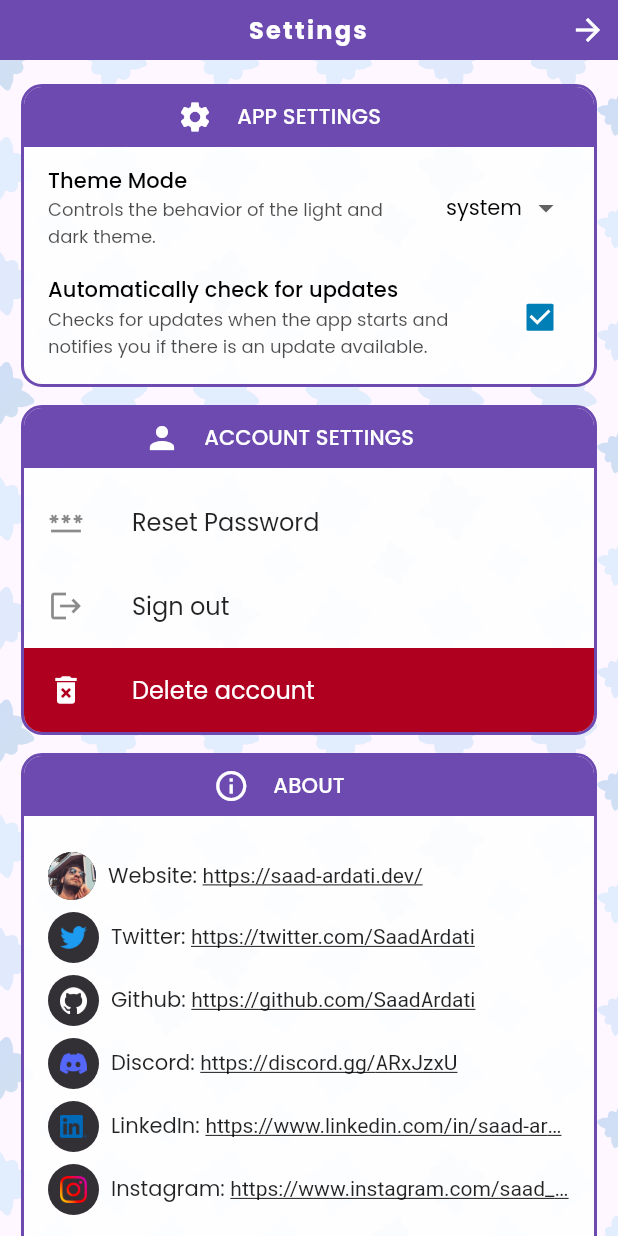
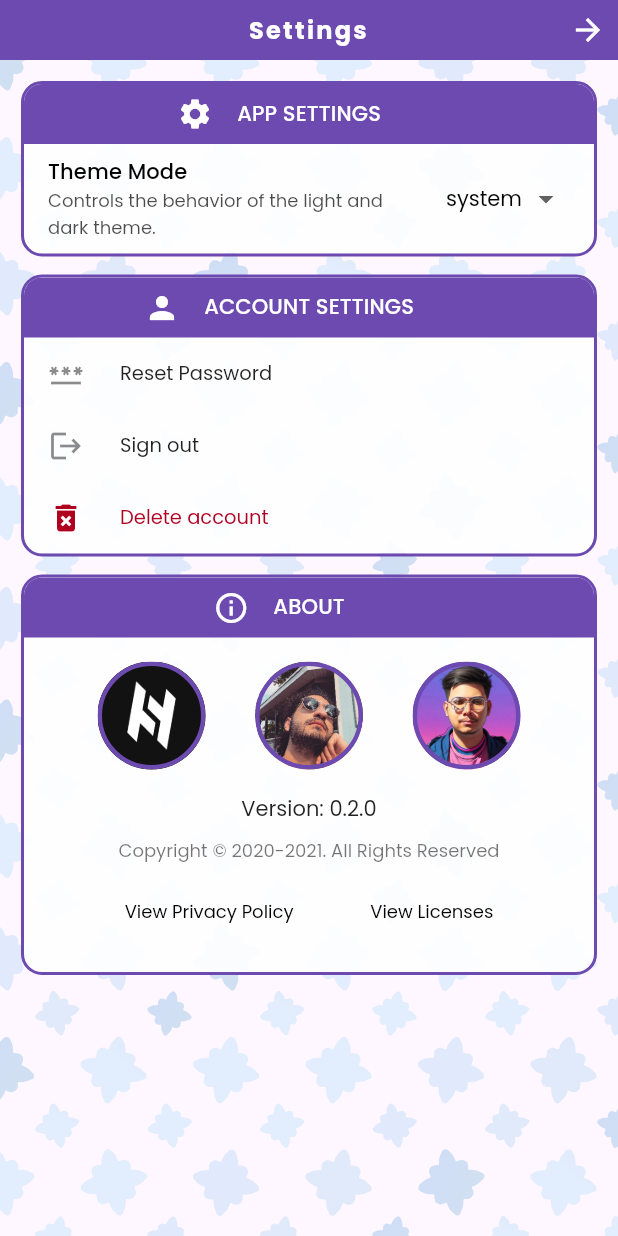
Before and after one commit to SaadArdati/PocketJenna, a Flutter app: the SettingsScreen screen opened by its route, on a phone screen of 412 x 824 dp. Run offline on Flutter 3.47's test engine with Material 2 defaults, Android fonts, the phone set to English and light mode, and no system bars; drawn by our look-alikes of flutter_animate; our stand-ins replace adaptive_theme, bubble, cloud_firestore, equatable, firebase_auth, firebase_core and 12 more; missing offline and left inert: bitsdojo_window, dart_openai, encrypted_shared_preferences, firedart, flutter_highlighter, highlighter and 5 more; accounts and stored records are empty; statements that could not run were skipped.

Commit message:
Only show version updates on windows. Update About section.

```diff
--- a/lib/screens/home_screen.dart
+++ b/lib/screens/home_screen.dart
@@ -7,6 +7,7 @@ import 'package:go_router/go_router.dart';
 import 'package:hive/hive.dart';
 import 'package:package_info_plus/package_info_plus.dart';
 import 'package:pub_semver/pub_semver.dart';
+import 'package:universal_io/io.dart';
 import 'package:url_launcher/url_launcher_string.dart';
 
 import '../constants.dart';
@@ -34,7 +35,7 @@ class _HomeScreenState extends State<HomeScreen> {
   void initState() {
     super.initState();
 
-    if (!kIsWeb) {
+    if (!kIsWeb && Platform.isWindows) {
       runUpdateCheck();
     }
   }
--- a/lib/screens/settings_screen.dart
+++ b/lib/screens/settings_screen.dart
@@ -1,11 +1,12 @@
 import 'package:adaptive_theme/adaptive_theme.dart';
 import 'package:flutter/cupertino.dart';
 import 'package:flutter/foundation.dart';
-import 'package:flutter/gestures.dart';
 import 'package:flutter/material.dart';
+import 'package:flutter_animate/flutter_animate.dart';
 import 'package:go_router/go_router.dart';
 import 'package:hive_flutter/adapters.dart';
 import 'package:package_info_plus/package_info_plus.dart';
+import 'package:universal_io/io.dart';
 import 'package:url_launcher/url_launcher_string.dart';
 
 import '../constants.dart';
@@ -48,24 +49,20 @@ class _SettingsScreenState extends State<SettingsScreen> {
           tooltip: MaterialLocalizations.of(context).backButtonTooltip,
         ),
       ],
-      extendBodyBehindAppBar: true,
       body: Builder(builder: (context) {
         return SizedBox.expand(
           child: Container(
             constraints: const BoxConstraints(maxWidth: 350),
             child: ListView(
-              padding: const EdgeInsets.symmetric(horizontal: 16),
+              padding: const EdgeInsets.all(16),
               children: [
-                SizedBox(
-                  height: (Scaffold.of(context).appBarMaxHeight ?? 48) + 16,
-                ),
                 const AppSettingsTile(),
                 const SizedBox(height: 16),
                 // const OpenAIKeyTile(),
                 // const SizedBox(height: 16),
                 const AccountSettingsTile(),
                 const SizedBox(height: 16),
-                buildInfoTile(context),
+                buildAboutTile(context),
                 const SizedBox(height: 32)
               ],
             ),
@@ -75,58 +72,41 @@ class _SettingsScreenState extends State<SettingsScreen> {
     );
   }
 
-  Widget buildInfoTile(BuildContext context) {
+  Widget buildAboutTile(BuildContext context) {
     return SettingsTile(
       title: 'About'.toUpperCase(),
       icon: const Icon(Icons.info_outlined),
+      padding: const EdgeInsets.all(16),
       child: Column(
         crossAxisAlignment: CrossAxisAlignment.stretch,
         children: [
+          Row(
+            mainAxisSize: MainAxisSize.min,
+            mainAxisAlignment: MainAxisAlignment.spaceEvenly,
+            children: const [
+              ContactCard(
+                asset: 'assets/hyperdesigned_banner.png',
+                name: 'Hyperdesigned',
+                url: 'https://hyperdesigned.dev/',
+              ),
+              ContactCard(
+                asset: 'assets/profile_256x.png',
+                name: 'Saad Ardati',
+                url: 'https://saad-ardati.dev/',
+              ),
+              ContactCard(
+                asset: 'assets/birju.png',
+                name: 'Birju Vachhani',
+                url: 'https://birju.dev/',
+              ),
+            ],
+          ),
           const SizedBox(height: 16),
           Padding(
-            padding: const EdgeInsets.symmetric(horizontal: 16),
+            padding: const EdgeInsets.symmetric(horizontal: 8),
             child: Column(
-              crossAxisAlignment: CrossAxisAlignment.start,
+              crossAxisAlignment: CrossAxisAlignment.stretch,
               children: [
-                buildContactTile(
-                  title: 'Website',
-                  icon: 'assets/profile_256x.png',
-                  url: 'https://saad-ardati.dev/',
-                  avatar: true,
-                ),
-                const SizedBox(height: 8),
-                buildContactTile(
-                  title: 'Twitter',
-                  icon: 'assets/twitter_256x.png',
-                  url: 'https://twitter.com/SaadArdati',
-                ),
-                const SizedBox(height: 8),
-                buildContactTile(
-                  title: 'Github',
-                  icon: Theme.of(context).brightness == Brightness.dark
-                      ? 'assets/github_dark_256x.png'
-                      : 'assets/github_light_256x.png',
-                  url: 'https://github.com/SaadArdati',
-                ),
-                const SizedBox(height: 8),
-                buildContactTile(
-                  title: 'Discord',
-                  icon: 'assets/discord_256x.png',
-                  url: 'https://discord.gg/ARxJzxU',
-                ),
-                const SizedBox(height: 8),
-                buildContactTile(
-                  title: 'LinkedIn',
-                  icon: 'assets/linked_in_256x.png',
-                  url: 'https://www.linkedin.com/in/saad-ardati',
-                ),
-                const SizedBox(height: 8),
-                buildContactTile(
-                  title: 'Instagram',
-                  icon: 'assets/instagram_256x.png',
-                  url: 'https://www.instagram.com/saad_ardati',
-                ),
-                const SizedBox(height: 16),
                 FutureBuilder(
                     future: PackageInfo.fromPlatform(),
                     builder: (BuildContext context,
@@ -139,23 +119,27 @@ class _SettingsScreenState extends State<SettingsScreen> {
                       } else {
                         version = 'Checking...';
                       }
-                      return Text('Version: $version');
+                      return Text(
+                        'Version: $version',
+                        textAlign: TextAlign.center,
+                      );
                     }),
                 const SizedBox(height: 8),
                 Text(
                   'Copyright © 2020-2021. All Rights Reserved',
+                  textAlign: TextAlign.center,
                   style: context.textTheme.bodySmall?.copyWith(
                     fontSize: 12,
                   ),
                 ),
-                const SizedBox(height: 16),
+                const SizedBox(height: 8),
                 Row(
-                  mainAxisAlignment: MainAxisAlignment.end,
+                  mainAxisAlignment: MainAxisAlignment.spaceEvenly,
                   children: [
                     TextButton(
                       onPressed: () {
                         launchUrlString(
-                            'https://saad-ardati.dev/pocketjenna/privacy-policy');
+                            'https://hyperdesigned.dev/pocket-jenna/privacy-policy');
                       },
                       child: Text(
                         'View Privacy Policy',
@@ -180,13 +164,12 @@ class _SettingsScreenState extends State<SettingsScreen> {
               ],
             ),
           ),
-          const SizedBox(height: 8),
         ],
       ),
     );
   }
 
-  Row buildContactTile({
+  Widget buildContactTile({
     required String icon,
     required String title,
     required String url,
@@ -209,28 +192,99 @@ class _SettingsScreenState extends State<SettingsScreen> {
           ),
         ),
         const SizedBox(width: 8),
-        Expanded(
-          child: Text.rich(
-            overflow: TextOverflow.ellipsis,
-            style: context.textTheme.bodyMedium,
-            TextSpan(
-              text: '$title: ',
-              children: [
-                TextSpan(
-                  text: url,
-                  style: const TextStyle(
-                    decoration: TextDecoration.underline,
+      ],
+    );
+  }
+}
+
+class ContactCard extends StatefulWidget {
+  final String asset;
+  final String name;
+  final String url;
+
+  const ContactCard({
+    super.key,
+    required this.asset,
+    required this.name,
+    required this.url,
+  });
+
+  @override
+  State<ContactCard> createState() => _ContactCardState();
+}
+
+class _ContactCardState extends State<ContactCard> {
+  bool isHovering = false;
+  bool isPressingDown = false;
+
+  @override
+  Widget build(BuildContext context) {
+    return MouseRegion(
+      cursor: SystemMouseCursors.click,
+      onEnter: (_) {
+        setState(() {
+          isHovering = true;
+        });
+      },
+      onExit: (_) {
+        setState(() {
+          isHovering = false;
+        });
+      },
+      child: GestureDetector(
+        onTapDown: (_) {
+          setState(() {
+            isPressingDown = true;
+          });
+        },
+        onTapUp: (_) {
+          setState(() {
+            isPressingDown = false;
+            launchUrlString(widget.url);
+          });
+        },
+        onTapCancel: () {
+          setState(() {
+            isPressingDown = false;
+          });
+        },
+        child: Container(
+          height: 72,
+          width: 72,
+          decoration: const BoxDecoration(
+            shape: BoxShape.circle,
           ),
-                  recognizer: TapGestureRecognizer()
-                    ..onTap = () {
-                      launchUrlString(url);
-                    },
+          clipBehavior: Clip.antiAlias,
+          child: DecoratedBox(
+            position: DecorationPosition.foreground,
+            decoration: BoxDecoration(
+              shape: BoxShape.circle,
+              border: Border.all(
+                color: context.colorScheme.primary,
+                width: 3,
               ),
-              ],
+            ),
+            child: Animate(
+              target: isPressingDown
+                  ? 1
+                  : isHovering
+                      ? 0.5
+                      : 0,
+              child: Image.asset(
+                widget.asset,
+                fit: BoxFit.cover,
+              ),
+            ).custom(
+              duration: const Duration(milliseconds: 300),
+              curve: Curves.easeInOutQuart,
+              builder: (context, value, child) => Transform.scale(
+                scale: 1 + (value / 8),
+                child: child,
               ),
             ),
           ),
-      ],
+        ),
+      ),
     );
   }
 }
@@ -260,6 +314,7 @@ class _AppSettingsTileState extends State<AppSettingsTile> {
               SettingsTile(
                 title: 'App Settings'.toUpperCase(),
                 icon: const Icon(Icons.settings),
+                padding: const EdgeInsets.symmetric(vertical: 4),
                 child: Column(
                   crossAxisAlignment: CrossAxisAlignment.stretch,
                   children: [
@@ -316,7 +371,7 @@ class _AppSettingsTileState extends State<AppSettingsTile> {
                         ),
                       );
                     }),
-                    const SizedBox(height: 8),
+                    if (!kIsWeb && Platform.isWindows) ...[
                       CheckboxListTile(
                         value: box.get(Constants.checkForUpdates,
                             defaultValue: true),
@@ -328,7 +383,8 @@ class _AppSettingsTileState extends State<AppSettingsTile> {
                           'Checks for updates when the app starts and notifies you if there is an update available.',
                           style: context.textTheme.bodySmall?.copyWith(
                             fontSize: 12,
-                          color: context.colorScheme.onSurface.withOpacity(0.7),
+                            color:
+                                context.colorScheme.onSurface.withOpacity(0.7),
                           ),
                         ),
                         onChanged: (bool? value) {
@@ -338,7 +394,7 @@ class _AppSettingsTileState extends State<AppSettingsTile> {
                           );
                         },
                       ),
-                    const SizedBox(height: 12),
+                    ],
                   ],
                 ),
               ),
@@ -347,6 +403,7 @@ class _AppSettingsTileState extends State<AppSettingsTile> {
                 SettingsTile(
                   title: 'Desktop Settings'.toUpperCase(),
                   icon: const Icon(Icons.desktop_windows_outlined),
+                  padding: const EdgeInsets.symmetric(vertical: 8),
                   child: Column(
                     crossAxisAlignment: CrossAxisAlignment.stretch,
                     children: [
@@ -534,7 +591,6 @@ class _AppSettingsTileState extends State<AppSettingsTile> {
                           },
                         ),
                       ],
-                      const SizedBox(height: 12),
                     ],
                   ),
                 ),
@@ -611,12 +667,6 @@ class SettingsTile extends StatelessWidget {
                 ],
               ),
             ),
-            // Divider(
-            //   height: 2,
-            //   thickness: 2,
-            //   color: context.colorScheme.primary,
-            // ),
-            const SizedBox(height: 8),
             Padding(
               padding: padding,
               child: child,
@@ -647,6 +697,8 @@ class _AccountSettingsTileState extends State<AccountSettingsTile> {
           ListTile(
             leading: const Icon(Icons.password),
             title: const Text('Reset Password'),
+            dense: true,
+            minLeadingWidth: 32,
             onTap: () {
               showDialog(
                 context: context,
@@ -659,6 +711,8 @@ class _AccountSettingsTileState extends State<AccountSettingsTile> {
           ListTile(
             leading: const Icon(Icons.logout),
             title: const Text('Sign out'),
+            dense: true,
+            minLeadingWidth: 32,
             onTap: () {
               showDialog(
                 context: context,
@@ -668,17 +722,17 @@ class _AccountSettingsTileState extends State<AccountSettingsTile> {
               );
             },
           ),
-          ColoredBox(
-            color: context.colorScheme.error,
-            child: ListTile(
+          ListTile(
             leading: Icon(
               Icons.delete_forever,
-                color: context.colorScheme.onError,
+              color: context.colorScheme.error,
             ),
             title: Text(
               'Delete account',
-                style: TextStyle(color: context.colorScheme.onError),
+              style: TextStyle(color: context.colorScheme.error),
             ),
+            dense: true,
+            minLeadingWidth: 32,
             onTap: () {
               showDialog(
                 context: context,
@@ -687,7 +741,6 @@ class _AccountSettingsTileState extends State<AccountSettingsTile> {
                 },
               );
             },
-            ),
           ),
         ],
       ),
--- a/pubspec.yaml
+++ b/pubspec.yaml
@@ -1,7 +1,7 @@
 name: pocketjenna
 description: A pocket-sized AI-powered assistant
 publish_to: 'none' # Remove this line if you wish to publish to pub.dev
-version: 0.1.0+3
+version: 0.2.0+4
 
 environment:
   sdk: '>=2.19.2 <3.0.0'
@@ -50,6 +50,7 @@ dependencies:
   vector_graphics: ^1.1.5
   flex_color_scheme: ^7.0.1
   path_provider: ^2.0.14
+  flutter_animate: ^4.1.1+1
 
 dev_dependencies:
   flutter_test:
```
Also changed, not shown: assets/birju.png (added), assets/hyperdesigned_banner.png (added), pubspec.lock. Lines whose indentation alone changed are shown as unchanged.
